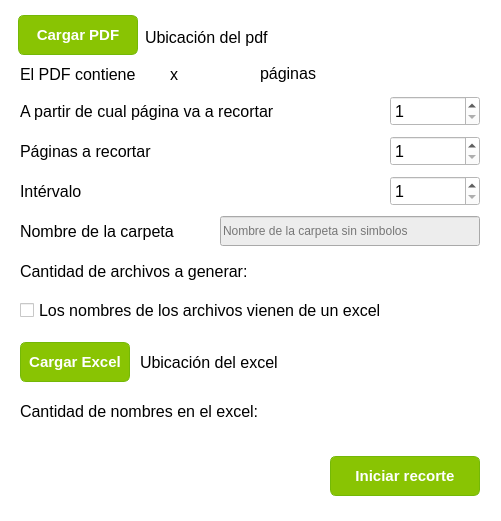
Before: the Qt Designer form main.ui in edgarlunaa/conversorPDF, drawn with Qt 5.
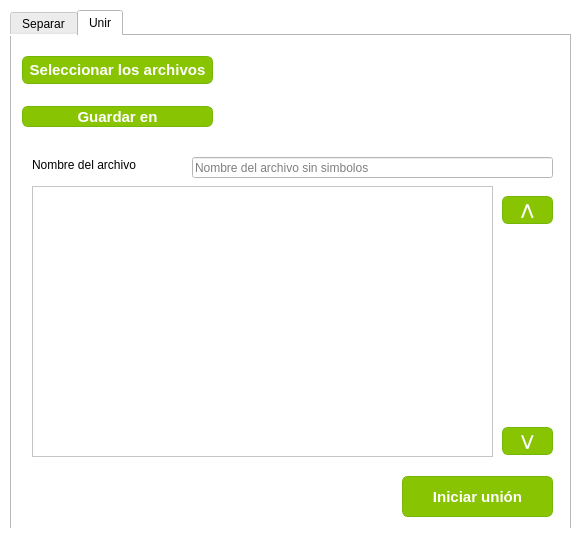
After: the same form once the commit is applied. The open tabs and pages were chosen to show the change. Icons and pictures are not drawn.

Commit message: Agregado de union de pdfs

The edit to the form file:
```diff
--- a/main.ui
+++ b/main.ui
@@ -6,20 +6,20 @@
    <rect>
     <x>0</x>
     <y>0</y>
-    <width>501</width>
-    <height>521</height>
+    <width>572</width>
+    <height>550</height>
    </rect>
   </property>
   <property name="minimumSize">
    <size>
-    <width>501</width>
-    <height>521</height>
+    <width>572</width>
+    <height>550</height>
    </size>
   </property>
   <property name="maximumSize">
    <size>
-    <width>501</width>
-    <height>521</height>
+    <width>572</width>
+    <height>550</height>
    </size>
   </property>
   <property name="windowTitle">
@@ -51,12 +51,95 @@
    <bool>false</bool>
   </property>
   <widget class="QWidget" name="centralwidget">
-   <widget class="QPushButton" name="btn_pdf">
+   <widget class="QTabWidget" name="tabWidget">
     <property name="geometry">
      <rect>
-      <x>18</x>
-      <y>15</y>
-      <width>120</width>
+      <x>10</x>
+      <y>10</y>
+      <width>561</width>
+      <height>531</height>
+     </rect>
+    </property>
+    <property name="currentIndex">
+     <number>0</number>
+    </property>
+    <widget class="QWidget" name="tab_3">
+     <attribute name="title">
+      <string>Separar</string>
+     </attribute>
+     <widget class="QLabel" name="lbl_warnings">
+      <property name="geometry">
+       <rect>
+        <x>10</x>
+        <y>420</y>
+        <width>360</width>
+        <height>70</height>
+       </rect>
+      </property>
+      <property name="font">
+       <font>
+        <family>Courier New</family>
+        <pointsize>8</pointsize>
+        <italic>true</italic>
+       </font>
+      </property>
+      <property name="styleSheet">
+       <string notr="true">font-family:Courier New</string>
+      </property>
+      <property name="text">
+       <string/>
+      </property>
+     </widget>
+     <widget class="QLabel" name="lbl_cantidad_archivos">
+      <property name="geometry">
+       <rect>
+        <x>360</x>
+        <y>247</y>
+        <width>110</width>
+        <height>30</height>
+       </rect>
+      </property>
+      <property name="font">
+       <font>
+        <family>Helvetica</family>
+        <pointsize>12</pointsize>
+       </font>
+      </property>
+      <property name="text">
+       <string/>
+      </property>
+      <property name="alignment">
+       <set>Qt::AlignRight|Qt::AlignTrailing|Qt::AlignVCenter</set>
+      </property>
+     </widget>
+     <widget class="QLabel" name="lbl_5">
+      <property name="geometry">
+       <rect>
+        <x>10</x>
+        <y>386</y>
+        <width>310</width>
+        <height>30</height>
+       </rect>
+      </property>
+      <property name="font">
+       <font>
+        <family>Helvetica</family>
+        <pointsize>12</pointsize>
+       </font>
+      </property>
+      <property name="text">
+       <string>Cantidad de nombres en el excel:</string>
+      </property>
+      <property name="buddy">
+       <cstring>txt_carpeta</cstring>
+      </property>
+     </widget>
+     <widget class="QPushButton" name="btn_excel">
+      <property name="geometry">
+       <rect>
+        <x>10</x>
+        <y>332</y>
+        <width>110</width>
       <height>40</height>
      </rect>
     </property>
@@ -97,16 +180,16 @@
 }</string>
     </property>
     <property name="text">
-     <string>Cargar PDF</string>
-    </property>
-   </widget>
-   <widget class="QLabel" name="lbl_pdf">
+       <string>Cargar Excel</string>
+      </property>
+     </widget>
+     <widget class="QLabel" name="label_2">
     <property name="geometry">
      <rect>
-      <x>145</x>
-      <y>22</y>
-      <width>410</width>
-      <height>30</height>
+        <x>250</x>
+        <y>48</y>
+        <width>111</width>
+        <height>31</height>
      </rect>
     </property>
     <property name="font">
@@ -116,61 +199,14 @@
      </font>
     </property>
     <property name="text">
-     <string>Ubicación del pdf</string>
-    </property>
-    <property name="buddy">
-     <cstring>btn_pdf</cstring>
-    </property>
-   </widget>
-   <widget class="QSpinBox" name="cant_a_partir">
-    <property name="geometry">
-     <rect>
-      <x>390</x>
-      <y>96</y>
-      <width>90</width>
-      <height>30</height>
-     </rect>
-    </property>
-    <property name="font">
-     <font>
-      <family>Helvetica</family>
-      <pointsize>12</pointsize>
-     </font>
-    </property>
-    <property name="minimum">
-     <number>1</number>
-    </property>
-    <property name="maximum">
-     <number>99999</number>
-    </property>
-    <property name="value">
-     <number>1</number>
-    </property>
-   </widget>
-   <widget class="QLabel" name="lbl_cant_pag">
-    <property name="geometry">
-     <rect>
-      <x>170</x>
-      <y>59</y>
-      <width>90</width>
-      <height>30</height>
-     </rect>
-    </property>
-    <property name="font">
-     <font>
-      <family>Helvetica</family>
-      <pointsize>12</pointsize>
-     </font>
-    </property>
-    <property name="text">
-     <string>x</string>
+       <string>páginas</string>
     </property>
    </widget>
    <widget class="QLabel" name="lbl_1">
     <property name="geometry">
      <rect>
-      <x>20</x>
-      <y>136</y>
+        <x>10</x>
+        <y>126</y>
       <width>210</width>
       <height>30</height>
      </rect>
@@ -191,8 +227,8 @@
    <widget class="QLabel" name="lbl_a_partir">
     <property name="geometry">
      <rect>
-      <x>20</x>
-      <y>96</y>
+        <x>10</x>
+        <y>86</y>
       <width>330</width>
       <height>30</height>
      </rect>
@@ -210,33 +246,11 @@
      <cstring>cant_a_partir</cstring>
     </property>
    </widget>
-   <widget class="QSpinBox" name="cant_pag_a_recortar">
-    <property name="geometry">
-     <rect>
-      <x>390</x>
-      <y>136</y>
-      <width>90</width>
-      <height>30</height>
-     </rect>
-    </property>
-    <property name="font">
-     <font>
-      <family>Helvetica</family>
-      <pointsize>12</pointsize>
-     </font>
-    </property>
-    <property name="minimum">
-     <number>1</number>
-    </property>
-    <property name="maximum">
-     <number>99999</number>
-    </property>
-   </widget>
    <widget class="QPushButton" name="btn_iniciar">
     <property name="geometry">
      <rect>
-      <x>330</x>
-      <y>456</y>
+        <x>390</x>
+        <y>440</y>
       <width>150</width>
       <height>40</height>
      </rect>
@@ -285,50 +299,61 @@
      <string>Iniciar recorte</string>
     </property>
    </widget>
-   <widget class="QLabel" name="label">
+     <widget class="QPushButton" name="btn_pdf">
     <property name="geometry">
      <rect>
-      <x>20</x>
-      <y>66</y>
-      <width>150</width>
-      <height>16</height>
+        <x>8</x>
+        <y>5</y>
+        <width>120</width>
+        <height>40</height>
      </rect>
     </property>
     <property name="font">
      <font>
-      <family>Helvetica</family>
-      <pointsize>12</pointsize>
-     </font>
-    </property>
-    <property name="text">
-     <string>El PDF contiene</string>
-    </property>
-   </widget>
-   <widget class="QLabel" name="label_2">
-    <property name="geometry">
-     <rect>
-      <x>260</x>
-      <y>58</y>
-      <width>111</width>
-      <height>31</height>
-     </rect>
-    </property>
-    <property name="font">
-     <font>
-      <family>Helvetica</family>
-      <pointsize>12</pointsize>
-     </font>
-    </property>
+        <family>Arial</family>
+        <pointsize>-1</pointsize>
+        <weight>75</weight>
+        <bold>true</bold>
+        <underline>false</underline>
+        <strikeout>false</strikeout>
+       </font>
+      </property>
+      <property name="styleSheet">
+       <string notr="true">QPushButton#btn_pdf{
+	box-shadow:inset 0px 1px 0px 0px #a4e271;
+	background:linear-gradient(to bottom, #89c403 5%, #77a809 100%);
+	background-color:#89c403;
+	border-radius:6px;
+	border:1px solid #74b807;
+	display:inline-block;
+	cursor:pointer;
+	color:#ffffff;
+	font-family:Arial;
+	font-size:15px;
+	font-weight:bold;
+	text-decoration:none;
+	text-shadow:0px 1px 0px #528009;
+}
+QPushButton#btn_pdf:hover {
+	background:linear-gradient(to bottom, #77a809 5%, #89c403 100%);
+	background-color:#77a809;
+}
+QPushButton#btn_pdf:pressed {
+	position:relative;
+	top:1px;
+	border-style: inset;
+}</string>
+      </property>
     <property name="text">
-     <string>páginas</string>
-    </property>
-   </widget>
-   <widget class="QLabel" name="lbl_2">
+       <string>Cargar PDF</string>
+      </property>
+     </widget>
+     <widget class="QLabel" name="lbl_4">
     <property name="geometry">
      <rect>
-      <x>20</x>
-      <y>176</y>
-      <width>210</width>
+        <x>10</x>
+        <y>246</y>
+        <width>290</width>
       <height>30</height>
      </rect>
     </property>
@@ -342,36 +367,14 @@
      <string>Intérvalo</string>
     </property>
     <property name="buddy">
-     <cstring>cant_intervalo</cstring>
-    </property>
-   </widget>
-   <widget class="QSpinBox" name="cant_intervalo">
-    <property name="geometry">
-     <rect>
-      <x>390</x>
-      <y>176</y>
-      <width>90</width>
-      <height>30</height>
-     </rect>
-    </property>
-    <property name="font">
-     <font>
-      <family>Helvetica</family>
-      <pointsize>12</pointsize>
-     </font>
-    </property>
-    <property name="minimum">
-     <number>1</number>
-    </property>
-    <property name="maximum">
-     <number>99999</number>
+       <cstring>txt_carpeta</cstring>
     </property>
    </widget>
    <widget class="QLabel" name="lbl_3">
     <property name="geometry">
      <rect>
-      <x>20</x>
-      <y>216</y>
+        <x>10</x>
+        <y>206</y>
       <width>200</width>
       <height>30</height>
      </rect>
@@ -392,9 +395,9 @@
    <widget class="QLineEdit" name="txt_carpeta">
     <property name="geometry">
      <rect>
-      <x>220</x>
-      <y>216</y>
-      <width>260</width>
+        <x>210</x>
+        <y>206</y>
+        <width>330</width>
       <height>30</height>
      </rect>
     </property>
@@ -405,33 +408,11 @@
      <string>Nombre de la carpeta sin simbolos</string>
     </property>
    </widget>
-   <widget class="QLabel" name="lbl_4">
+     <widget class="QLabel" name="lbl_cantidad_nombres">
     <property name="geometry">
      <rect>
-      <x>20</x>
-      <y>256</y>
-      <width>290</width>
-      <height>30</height>
-     </rect>
-    </property>
-    <property name="font">
-     <font>
-      <family>Helvetica</family>
-      <pointsize>12</pointsize>
-     </font>
-    </property>
-    <property name="text">
-     <string>Cantidad de archivos a generar:</string>
-    </property>
-    <property name="buddy">
-     <cstring>txt_carpeta</cstring>
-    </property>
-   </widget>
-   <widget class="QLabel" name="lbl_cantidad_archivos">
-    <property name="geometry">
-     <rect>
-      <x>370</x>
-      <y>257</y>
+        <x>360</x>
+        <y>386</y>
       <width>110</width>
       <height>30</height>
      </rect>
@@ -449,13 +430,13 @@
      <set>Qt::AlignRight|Qt::AlignTrailing|Qt::AlignVCenter</set>
     </property>
    </widget>
-   <widget class="QCheckBox" name="chkBox_excel">
+     <widget class="QLabel" name="lbl_2">
     <property name="geometry">
      <rect>
-      <x>20</x>
-      <y>290</y>
-      <width>460</width>
-      <height>40</height>
+        <x>10</x>
+        <y>166</y>
+        <width>210</width>
+        <height>30</height>
      </rect>
     </property>
     <property name="font">
@@ -465,70 +446,61 @@
      </font>
     </property>
     <property name="text">
-     <string>Los nombres de los archivos vienen de un excel</string>
-    </property>
-   </widget>
-   <widget class="QPushButton" name="btn_excel">
+       <string>Intérvalo</string>
+      </property>
+      <property name="buddy">
+       <cstring>cant_intervalo</cstring>
+      </property>
+     </widget>
+     <widget class="QLabel" name="label">
     <property name="geometry">
      <rect>
-      <x>20</x>
-      <y>342</y>
-      <width>110</width>
-      <height>40</height>
+        <x>10</x>
+        <y>56</y>
+        <width>150</width>
+        <height>16</height>
      </rect>
     </property>
     <property name="font">
      <font>
-      <family>Arial</family>
-      <pointsize>-1</pointsize>
-      <weight>75</weight>
-      <bold>true</bold>
-      <underline>false</underline>
-      <strikeout>false</strikeout>
-     </font>
-    </property>
-    <property name="toolTip">
-     <string>&lt;html&gt;&lt;head/&gt;&lt;body&gt;&lt;p&gt;Los nombres deben de estar en la primera columna del excel sin '\'.&lt;/p&gt;&lt;p&gt;Ejemplos que no se admiten: &lt;span style=&quot; font-weight:600;&quot;&gt;'12/12/2020'; ':*?&amp;lt;&amp;gt;|'; '.algo';&lt;/span&gt;&lt;/p&gt;&lt;p&gt;Si se admiten fechas del formato: &lt;span style=&quot; font-style:italic;&quot;&gt;'25-06-1997'.&lt;/span&gt;&lt;/p&gt;&lt;p&gt;&lt;span style=&quot; font-weight:600; text-decoration: underline;&quot;&gt;Los nombres de los archivos deben ser diferentres entre sí.&lt;/span&gt;&lt;/p&gt;&lt;/body&gt;&lt;/html&gt;</string>
-    </property>
-    <property name="styleSheet">
-     <string notr="true">QPushButton#btn_excel{
-	box-shadow:inset 0px 1px 0px 0px #a4e271;
-	background:linear-gradient(to bottom, #89c403 5%, #77a809 100%);
-	background-color:#89c403;
-	border-radius:6px;
-	border:1px solid #74b807;
-	display:inline-block;
-	cursor:pointer;
-	color:#ffffff;
-	font-family:Arial;
-	font-size:15px;
-	font-weight:bold;
-	text-decoration:none;
-	text-shadow:0px 1px 0px #528009;
-}
-QPushButton#btn_excel:hover {
-	background:linear-gradient(to bottom, #77a809 5%, #89c403 100%);
-	background-color:#77a809;
-}
-QPushButton#btn_excel:pressed {
-	position:relative;
-	top:1px;
-	border-style: inset;
-}
-QPushButton#btn_excel:disabled {
-	background-color:#687a40;
-	border:1px solid #4f5c32;
-}</string>
-    </property>
-    <property name="text">
-     <string>Cargar Excel</string>
+        <family>Helvetica</family>
+        <pointsize>12</pointsize>
+       </font>
+      </property>
+      <property name="text">
+       <string>El PDF contiene</string>
+      </property>
+     </widget>
+     <widget class="QSpinBox" name="cant_a_partir">
+      <property name="geometry">
+       <rect>
+        <x>380</x>
+        <y>86</y>
+        <width>160</width>
+        <height>30</height>
+       </rect>
+      </property>
+      <property name="font">
+       <font>
+        <family>Helvetica</family>
+        <pointsize>12</pointsize>
+       </font>
+      </property>
+      <property name="minimum">
+       <number>1</number>
+      </property>
+      <property name="maximum">
+       <number>99999</number>
+      </property>
+      <property name="value">
+       <number>1</number>
     </property>
    </widget>
    <widget class="QLabel" name="lbl_excel">
     <property name="geometry">
      <rect>
-      <x>140</x>
-      <y>352</y>
+        <x>130</x>
+        <y>342</y>
       <width>340</width>
       <height>20</height>
      </rect>
@@ -543,12 +515,12 @@
      <string>Ubicación del excel</string>
     </property>
    </widget>
-   <widget class="QLabel" name="lbl_5">
+     <widget class="QSpinBox" name="cant_pag_a_recortar">
     <property name="geometry">
      <rect>
-      <x>20</x>
-      <y>396</y>
-      <width>310</width>
+        <x>380</x>
+        <y>126</y>
+        <width>160</width>
       <height>30</height>
      </rect>
     </property>
@@ -558,60 +530,374 @@
       <pointsize>12</pointsize>
      </font>
     </property>
+      <property name="minimum">
+       <number>1</number>
+      </property>
+      <property name="maximum">
+       <number>99999</number>
+      </property>
+     </widget>
+     <widget class="QLabel" name="lbl_cant_pag">
+      <property name="geometry">
+       <rect>
+        <x>160</x>
+        <y>49</y>
+        <width>90</width>
+        <height>30</height>
+       </rect>
+      </property>
+      <property name="font">
+       <font>
+        <family>Helvetica</family>
+        <pointsize>12</pointsize>
+       </font>
+      </property>
     <property name="text">
-     <string>Cantidad de nombres en el excel:</string>
+       <string>x</string>
+      </property>
+     </widget>
+     <widget class="QCheckBox" name="chkBox_excel">
+      <property name="geometry">
+       <rect>
+        <x>10</x>
+        <y>280</y>
+        <width>460</width>
+        <height>40</height>
+       </rect>
+      </property>
+      <property name="font">
+       <font>
+        <family>Helvetica</family>
+        <pointsize>12</pointsize>
+       </font>
+      </property>
+      <property name="text">
+       <string>Los nombres de los archivos vienen de un excel</string>
+      </property>
+     </widget>
+     <widget class="QSpinBox" name="cant_intervalo">
+      <property name="geometry">
+       <rect>
+        <x>380</x>
+        <y>166</y>
+        <width>160</width>
+        <height>30</height>
+       </rect>
+      </property>
+      <property name="font">
+       <font>
+        <family>Helvetica</family>
+        <pointsize>12</pointsize>
+       </font>
+      </property>
+      <property name="minimum">
+       <number>1</number>
+      </property>
+      <property name="maximum">
+       <number>99999</number>
+      </property>
+     </widget>
+     <widget class="QLabel" name="lbl_pdf">
+      <property name="geometry">
+       <rect>
+        <x>135</x>
+        <y>12</y>
+        <width>410</width>
+        <height>30</height>
+       </rect>
+      </property>
+      <property name="font">
+       <font>
+        <family>Helvetica</family>
+        <pointsize>12</pointsize>
+       </font>
+      </property>
+      <property name="text">
+       <string>Ubicación del pdf</string>
     </property>
     <property name="buddy">
-     <cstring>txt_carpeta</cstring>
-    </property>
-   </widget>
-   <widget class="QLabel" name="lbl_cantidad_nombres">
+       <cstring>btn_pdf</cstring>
+      </property>
+     </widget>
+    </widget>
+    <widget class="QWidget" name="tab_4">
+     <attribute name="title">
+      <string>Unir</string>
+     </attribute>
+     <widget class="QPushButton" name="btn_cargar_pdfs">
     <property name="geometry">
      <rect>
-      <x>370</x>
-      <y>396</y>
-      <width>110</width>
-      <height>30</height>
-     </rect>
-    </property>
-    <property name="font">
-     <font>
-      <family>Helvetica</family>
-      <pointsize>12</pointsize>
-     </font>
-    </property>
+        <x>10</x>
+        <y>20</y>
+        <width>191</width>
+        <height>28</height>
+       </rect>
+      </property>
+      <property name="styleSheet">
+       <string notr="true">QPushButton#btn_cargar_pdfs{
+	box-shadow:inset 0px 1px 0px 0px #a4e271;
+	background:linear-gradient(to bottom, #89c403 5%, #77a809 100%);
+	background-color:#89c403;
+	border-radius:6px;
+	border:1px solid #74b807;
+	display:inline-block;
+	cursor:pointer;
+	color:#ffffff;
+	font-family:Arial;
+	font-size:15px;
+	font-weight:bold;
+	text-decoration:none;
+	text-shadow:0px 1px 0px #528009;
+}
+QPushButton#btn_cargar_pdfs:hover {
+	background:linear-gradient(to bottom, #77a809 5%, #89c403 100%);
+	background-color:#77a809;
+}
+QPushButton#btn_cargar_pdfs:pressed {
+	position:relative;
+	top:1px;
+	border-style: inset;
+}</string>
+      </property>
+      <property name="text">
+       <string>Seleccionar los archivos</string>
+      </property>
+     </widget>
+     <widget class="QLabel" name="lbl_informacion">
+      <property name="geometry">
+       <rect>
+        <x>20</x>
+        <y>455</y>
+        <width>361</width>
+        <height>16</height>
+       </rect>
+      </property>
+      <property name="text">
+       <string/>
+      </property>
+     </widget>
+     <widget class="QPushButton" name="btn_guardar">
+      <property name="geometry">
+       <rect>
+        <x>10</x>
+        <y>70</y>
+        <width>191</width>
+        <height>21</height>
+       </rect>
+      </property>
     <property name="styleSheet">
-     <string notr="true"/>
+       <string notr="true">QPushButton#btn_guardar{
+	box-shadow:inset 0px 1px 0px 0px #a4e271;
+	background:linear-gradient(to bottom, #89c403 5%, #77a809 100%);
+	background-color:#89c403;
+	border-radius:6px;
+	border:1px solid #74b807;
+	display:inline-block;
+	cursor:pointer;
+	color:#ffffff;
+	font-family:Arial;
+	font-size:15px;
+	font-weight:bold;
+	text-decoration:none;
+	text-shadow:0px 1px 0px #528009;
+}
+QPushButton#btn_guardar:hover {
+	background:linear-gradient(to bottom, #77a809 5%, #89c403 100%);
+	background-color:#77a809;
+}
+QPushButton#btn_guardarr:pressed {
+	position:relative;
+	top:1px;
+	border-style: inset;
+}
+QPushButton#btn_guardar:disabled {
+	background-color:#687a40;
+	border:1px solid #4f5c32;
+}</string>
     </property>
     <property name="text">
+       <string>Guardar en</string>
+      </property>
+     </widget>
+     <widget class="QLabel" name="lbl_guardar_en">
+      <property name="geometry">
+       <rect>
+        <x>210</x>
+        <y>70</y>
+        <width>331</width>
+        <height>21</height>
+       </rect>
+      </property>
+      <property name="text">
      <string/>
     </property>
-    <property name="alignment">
-     <set>Qt::AlignRight|Qt::AlignTrailing|Qt::AlignVCenter</set>
-    </property>
-   </widget>
-   <widget class="QLabel" name="lbl_warnings">
+     </widget>
+     <widget class="QPushButton" name="btn_unir">
+      <property name="geometry">
+       <rect>
+        <x>390</x>
+        <y>440</y>
+        <width>151</width>
+        <height>41</height>
+       </rect>
+      </property>
+      <property name="styleSheet">
+       <string notr="true">QPushButton#btn_unir{
+	box-shadow:inset 0px 1px 0px 0px #a4e271;
+	background:linear-gradient(to bottom, #89c403 5%, #77a809 100%);
+	background-color:#89c403;
+	border-radius:6px;
+	border:1px solid #74b807;
+	display:inline-block;
+	cursor:pointer;
+	color:#ffffff;
+	font-family:Arial;
+	font-size:15px;
+	font-weight:bold;
+	text-decoration:none;
+	text-shadow:0px 1px 0px #528009;
+}
+QPushButton#btn_unir:hover {
+	background:linear-gradient(to bottom, #77a809 5%, #89c403 100%);
+	background-color:#77a809;
+}
+QPushButton#btn_unir:pressed {
+	position:relative;
+	top:1px;
+	border-style: inset;
+}
+QPushButton#btn_unir:disabled {
+	background-color:#687a40;
+	border:1px solid #4f5c32;
+}</string>
+      </property>
+      <property name="text">
+       <string>Iniciar unión</string>
+      </property>
+     </widget>
+     <widget class="QLineEdit" name="txt_nombre_archivo">
     <property name="geometry">
      <rect>
+        <x>180</x>
+        <y>121</y>
+        <width>361</width>
+        <height>21</height>
+       </rect>
+      </property>
+      <property name="placeholderText">
+       <string>Nombre del archivo sin simbolos</string>
+      </property>
+     </widget>
+     <widget class="QLabel" name="label_3">
+      <property name="geometry">
+       <rect>
       <x>20</x>
-      <y>430</y>
-      <width>300</width>
-      <height>70</height>
-     </rect>
-    </property>
-    <property name="font">
-     <font>
-      <family>Courier New</family>
-      <pointsize>8</pointsize>
-      <italic>true</italic>
-     </font>
-    </property>
+        <y>118</y>
+        <width>151</width>
+        <height>21</height>
+       </rect>
+      </property>
+      <property name="text">
+       <string>Nombre del archivo</string>
+      </property>
+     </widget>
+     <widget class="QPushButton" name="btn_arriba">
+      <property name="geometry">
+       <rect>
+        <x>490</x>
+        <y>160</y>
+        <width>51</width>
+        <height>28</height>
+       </rect>
+      </property>
     <property name="styleSheet">
-     <string notr="true">font-family:Courier New</string>
+       <string notr="true">QPushButton#btn_arriba{
+	box-shadow:inset 0px 1px 0px 0px #a4e271;
+	background:linear-gradient(to bottom, #89c403 5%, #77a809 100%);
+	background-color:#89c403;
+	border-radius:6px;
+	border:1px solid #74b807;
+	display:inline-block;
+	cursor:pointer;
+	color:#ffffff;
+	font-family:Arial;
+	font-size:15px;
+	font-weight:bold;
+	text-decoration:none;
+	text-shadow:0px 1px 0px #528009;
+}
+QPushButton#btn_arriba:hover {
+	background:linear-gradient(to bottom, #77a809 5%, #89c403 100%);
+	background-color:#77a809;
+}
+QPushButton#btn_arriba:pressed {
+	position:relative;
+	top:1px;
+	border-style: inset;
+}
+QPushButton#btn_arriba:disabled {
+	background-color:#687a40;
+	border:1px solid #4f5c32;
+}</string>
     </property>
     <property name="text">
-     <string/>
-    </property>
+       <string>⋀</string>
+      </property>
+     </widget>
+     <widget class="QPushButton" name="btn_abajo">
+      <property name="geometry">
+       <rect>
+        <x>490</x>
+        <y>391</y>
+        <width>51</width>
+        <height>28</height>
+       </rect>
+      </property>
+      <property name="styleSheet">
+       <string notr="true">QPushButton#btn_abajo{
+	box-shadow:inset 0px 1px 0px 0px #a4e271;
+	background:linear-gradient(to bottom, #89c403 5%, #77a809 100%);
+	background-color:#89c403;
+	border-radius:6px;
+	border:1px solid #74b807;
+	display:inline-block;
+	cursor:pointer;
+	color:#ffffff;
+	font-family:Arial;
+	font-size:15px;
+	font-weight:bold;
+	text-decoration:none;
+	text-shadow:0px 1px 0px #528009;
+}
+QPushButton#btn_abajo:hover {
+	background:linear-gradient(to bottom, #77a809 5%, #89c403 100%);
+	background-color:#77a809;
+}
+QPushButton#btn_abajo:pressed {
+	position:relative;
+	top:1px;
+	border-style: inset;
+}
+QPushButton#btn_abajo:disabled {
+	background-color:#687a40;
+	border:1px solid #4f5c32;
+}</string>
+      </property>
+      <property name="text">
+       <string>⋁</string>
+      </property>
+     </widget>
+     <widget class="QListWidget" name="listWidget">
+      <property name="geometry">
+       <rect>
+        <x>20</x>
+        <y>150</y>
+        <width>461</width>
+        <height>271</height>
+       </rect>
+      </property>
+     </widget>
+    </widget>
    </widget>
   </widget>
   <widget class="QStatusBar" name="statusBar"/>
```
Left out of the diff: 20 changed lines with no effect on the pictures. Lines whose indentation alone changed are shown as unchanged. The commit also changes 2 other files.
